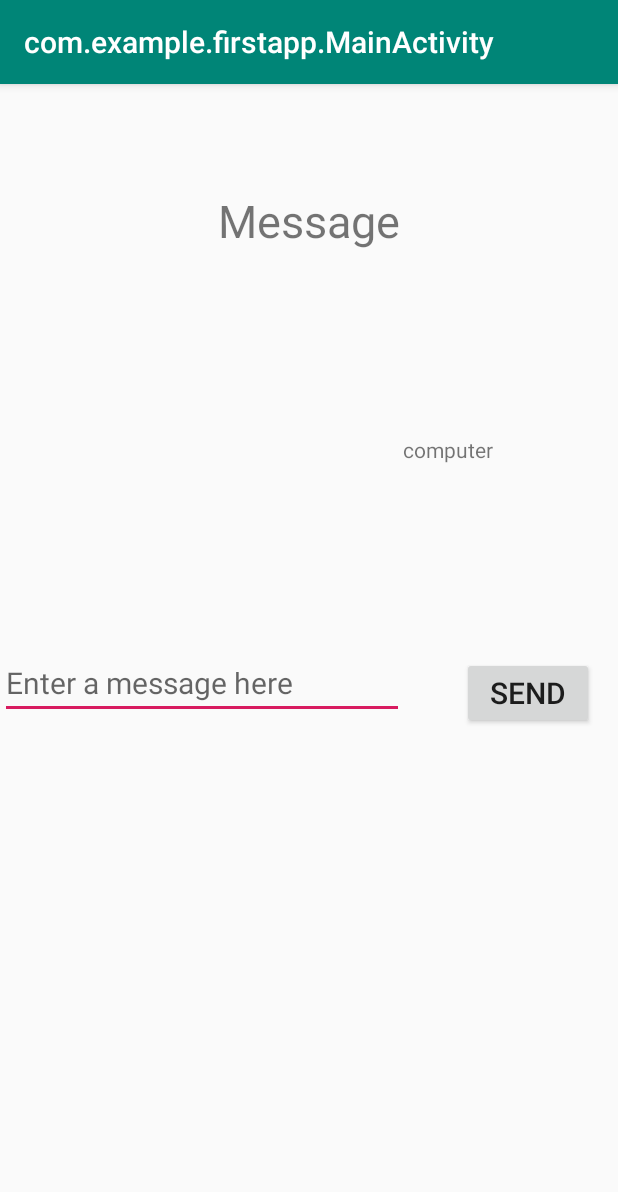
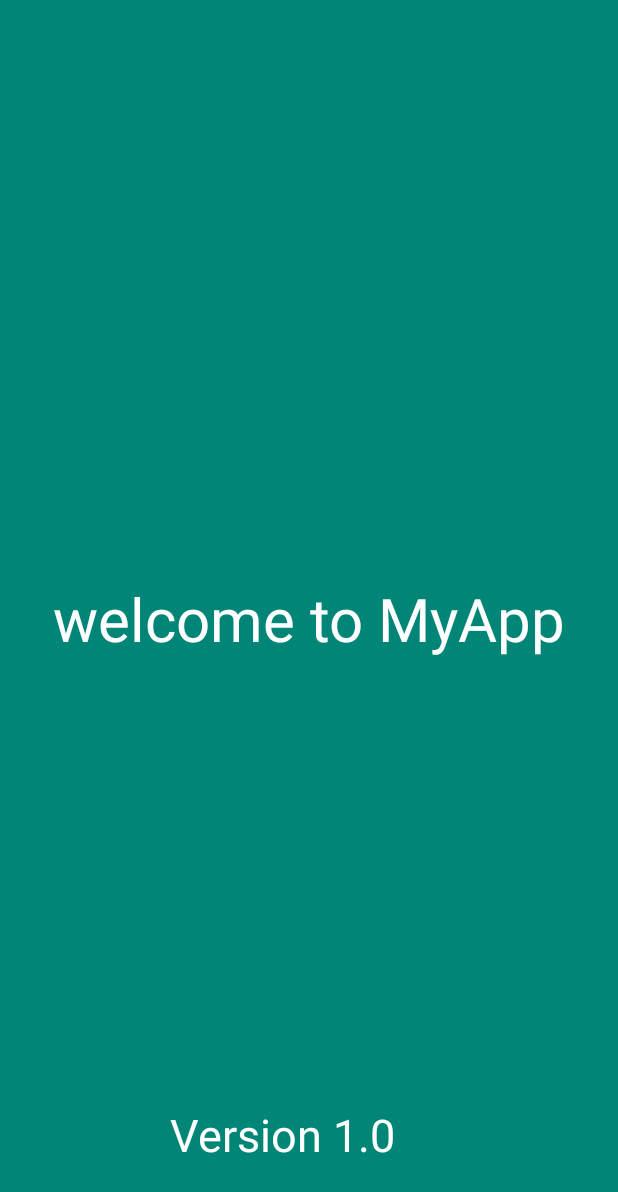
Before and after one commit to AyebareCathy/welcome, an Android app: the screen it shows after launch (MainActivity before the commit, SplashActivity after it), on a phone screen of 412 x 824 dp. Shown: the top 1192 px of the screen. Run offline under Robolectric (Android 15) with nearby library versions, the phone set to English and light mode, and no system bars.

Commit message:
welcome app

```diff
--- a/app/src/main/AndroidManifest.xml
+++ b/app/src/main/AndroidManifest.xml
@@ -8,16 +8,17 @@
         android:roundIcon="@mipmap/ic_launcher_round"
         android:supportsRtl="true"
         android:theme="@style/AppTheme">
-        <activity android:name=".ayebare"></activity>
-        <activity android:name=".cathy" />
-        <activity android:name=".DisplayMessageActivity" />
-        <activity android:name=".MainActivity">
+        <activity android:name=".SplashActivity">
             <intent-filter>
                 <action android:name="android.intent.action.MAIN" />
 
                 <category android:name="android.intent.category.LAUNCHER" />
             </intent-filter>
         </activity>
+        <activity android:name=".ayebare" />
+        <activity android:name=".DisplayMessageActivity" />
+        <activity android:name=".MainActivity">
+        </activity>
     </application>
 
 </manifest>
--- a/app/src/main/java/com/example/firstapp/cathy.java
+++ b/app/src/main/java/com/example/firstapp/SplashActivity.java
@@ -4,11 +4,11 @@ import androidx.appcompat.app.AppCompatActivity;
 
 import android.os.Bundle;
 
-public class cathy extends AppCompatActivity {
+public class SplashActivity extends AppCompatActivity {
 
     @Override
     protected void onCreate(Bundle savedInstanceState) {
         super.onCreate(savedInstanceState);
-        setContentView(R.layout.activity_cathy);
+        setContentView(R.layout.activity_splash);
     }
 }
--- a/app/src/main/res/layout/activity_cathy.xml
+++ /dev/null
@@ -1,9 +0,0 @@
-<?xml version="1.0" encoding="utf-8"?>
-<androidx.constraintlayout.widget.ConstraintLayout xmlns:android="http://schemas.android.com/apk/res/android"
-    xmlns:app="http://schemas.android.com/apk/res-auto"
-    xmlns:tools="http://schemas.android.com/tools"
-    android:layout_width="match_parent"
-    android:layout_height="match_parent"
-    tools:context=".cathy">
-
-</androidx.constraintlayout.widget.ConstraintLayout>
--- a/app/src/main/res/layout/activity_main.xml
+++ b/app/src/main/res/layout/activity_main.xml
@@ -24,6 +24,7 @@
         android:id="@+id/sendButton"
         android:layout_width="wrap_content"
         android:layout_height="wrap_content"
+        android:onClick="sendMessage"
         android:text="send"
         android:textSize="20dp"
         app:layout_constraintBottom_toBottomOf="parent"
@@ -31,34 +32,49 @@
         app:layout_constraintHorizontal_bias="0.95"
         app:layout_constraintStart_toStartOf="parent"
         app:layout_constraintTop_toTopOf="parent"
-        app:layout_constraintVertical_bias="0.531"
-        android:onClick="sendMessage"/>
+        app:layout_constraintVertical_bias="0.636" />
 
     <EditText
         android:id="@+id/message"
         android:layout_width="269dp"
         android:layout_height="41dp"
         android:ems="10"
+        android:hint="Enter a message here"
         android:inputType="textPersonName"
-        android:hint="Enter a message here"
         android:textSize="20dp"
         app:layout_constraintBottom_toBottomOf="parent"
         app:layout_constraintEnd_toEndOf="parent"
-        app:layout_constraintHorizontal_bias="0.0"
+        app:layout_constraintHorizontal_bias="0.112"
         app:layout_constraintStart_toStartOf="parent"
         app:layout_constraintTop_toTopOf="parent"
-        app:layout_constraintVertical_bias="0.526" />
+        app:layout_constraintVertical_bias="0.642" />
 
-    <TextView
-        android:id="@+id/textView"
+    <Button
+        android:id="@+id/button"
         android:layout_width="wrap_content"
         android:layout_height="wrap_content"
-        android:text="@string/computer"
+        android:layout_marginEnd="28dp"
+        android:layout_marginRight="28dp"
+        android:text="play"
+        android:textSize="30dp"
         app:layout_constraintBottom_toBottomOf="parent"
         app:layout_constraintEnd_toEndOf="parent"
-        app:layout_constraintHorizontal_bias="0.764"
+        app:layout_constraintHorizontal_bias="0.48"
         app:layout_constraintStart_toStartOf="parent"
         app:layout_constraintTop_toTopOf="parent"
-        app:layout_constraintVertical_bias="0.313" />
+        app:layout_constraintVertical_bias="0.241" />
+
+    <Button
+        android:id="@+id/button2"
+        android:layout_width="wrap_content"
+        android:layout_height="wrap_content"
+        android:text="pause"
+        android:textSize="30dp"
+        app:layout_constraintBottom_toBottomOf="parent"
+        app:layout_constraintEnd_toEndOf="parent"
+        app:layout_constraintHorizontal_bias="0.467"
+        app:layout_constraintStart_toStartOf="parent"
+        app:layout_constraintTop_toTopOf="parent"
+        app:layout_constraintVertical_bias="0.397" />
 
 </androidx.constraintlayout.widget.ConstraintLayout>
--- /dev/null
+++ b/app/src/main/res/layout/activity_splash.xml
@@ -0,0 +1,35 @@
+<?xml version="1.0" encoding="utf-8"?>
+<androidx.constraintlayout.widget.ConstraintLayout xmlns:android="http://schemas.android.com/apk/res/android"
+    xmlns:app="http://schemas.android.com/apk/res-auto"
+    xmlns:tools="http://schemas.android.com/tools"
+    android:layout_width="match_parent"
+    android:layout_height="match_parent"
+    tools:context=".SplashActivity"
+    android:background="@color/colorPrimary">
+
+    <TextView
+        android:id="@+id/textView"
+        android:layout_width="wrap_content"
+        android:layout_height="wrap_content"
+        android:text="welcome to MyApp"
+        android:textSize="40dp"
+        android:textColor="#FFFF"
+        app:layout_constraintBottom_toBottomOf="parent"
+        app:layout_constraintEnd_toEndOf="parent"
+        app:layout_constraintStart_toStartOf="parent"
+        app:layout_constraintTop_toTopOf="parent" />
+
+    <TextView
+        android:id="@+id/textView2"
+        android:layout_width="wrap_content"
+        android:layout_height="wrap_content"
+        android:text="Version 1.0"
+        android:textSize="30dp"
+        android:textColor="#FFFF"
+        app:layout_constraintBottom_toBottomOf="parent"
+        app:layout_constraintEnd_toEndOf="parent"
+        app:layout_constraintHorizontal_bias="0.434"
+        app:layout_constraintStart_toStartOf="parent"
+        app:layout_constraintTop_toBottomOf="@+id/textView"
+        app:layout_constraintVertical_bias="0.862" />
+</androidx.constraintlayout.widget.ConstraintLayout>
--- a/app/src/main/res/values/styles.xml
+++ b/app/src/main/res/values/styles.xml
@@ -1,7 +1,7 @@
 <resources>
 
     <!-- Base application theme. -->
-    <style name="AppTheme" parent="Theme.AppCompat.Light.DarkActionBar">
+    <style name="AppTheme" parent="Theme.AppCompat.Light.NoActionBar">
         <!-- Customize your theme here. -->
         <item name="colorPrimary">@color/colorPrimary</item>
         <item name="colorPrimaryDark">@color/colorPrimaryDark</item>
```
Also changed, not shown: app/src/main/java/com/example/firstapp/MainActivity.java (+42 -12 lines), app/src/main/java/com/example/firstapp/ayebare.java (+20 -4 lines), app/src/main/res/layout/activity_ayebare.xml (+9 -25 lines).
